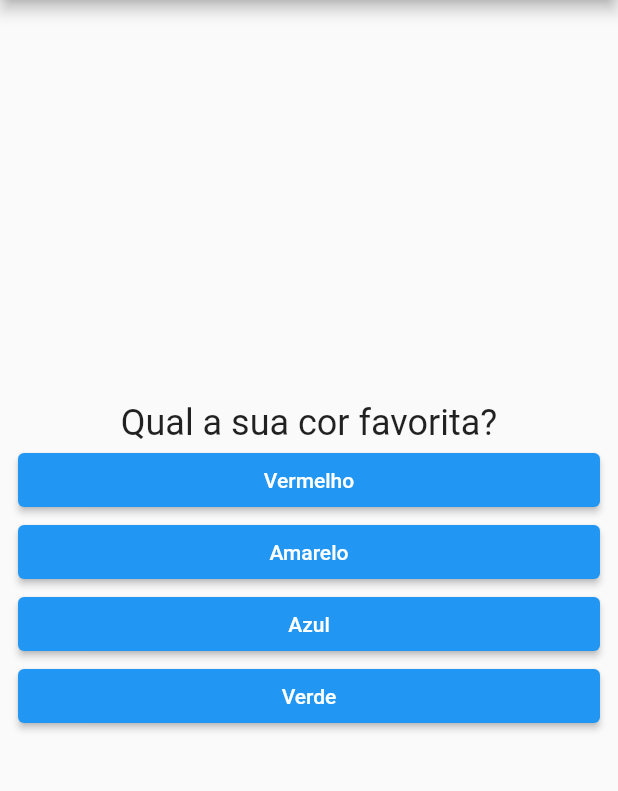
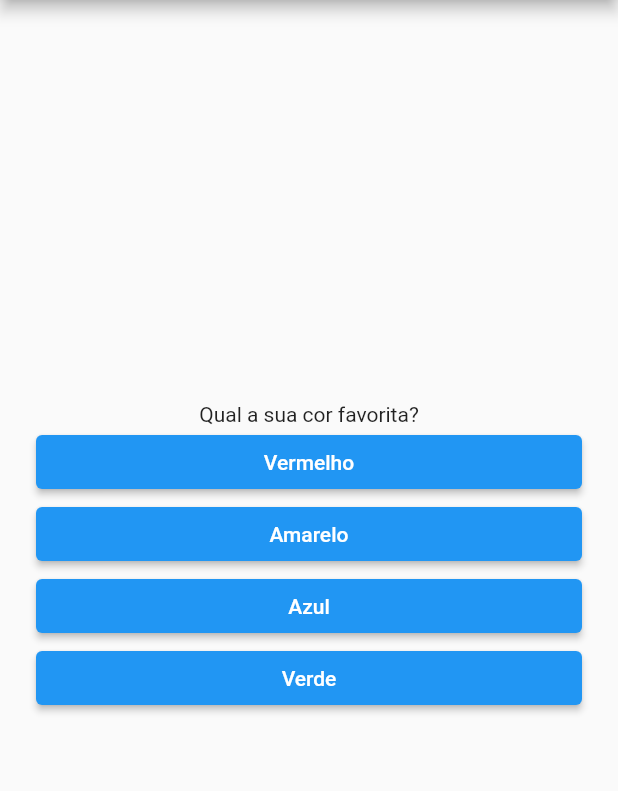
Before and after one commit to LeSales/app_perguntas, a Flutter app: the QuestionPage screen opened directly, on a phone screen of 412 x 824 dp, the part 84-875 px from its top. Run offline on Flutter 3.47's test engine with Material 2 defaults, Android fonts, the phone set to English and light mode, and no system bars; our stand-ins replace introduction_screen, lottie.

Commit message:
att question widget

```diff
--- a/lib/screens/question/question_page.dart
+++ b/lib/screens/question/question_page.dart
@@ -60,11 +60,9 @@ class _QuestionPageState extends State<QuestionPage> {
                         Question(
                           text:
                               _questions[_selectedQuestion]['text'].toString(),
+                          answer: answer,
+                          onSelected: answerQuestion,
                         ),
-                        ...answer
-                            .map((t) =>
-                                Answers(answer: t, onSelected: answerQuestion))
-                            .toList(),
                         SizedBox(
                           height: 12,
                         ),
--- a/lib/screens/question/widget/questions.dart
+++ b/lib/screens/question/widget/questions.dart
@@ -1,15 +1,37 @@
 import 'package:flutter/material.dart';
+import 'package:projeto_perguntas/screens/question/widget/answers.dart';
 
 class Question extends StatelessWidget {
   final String text;
+  final List<String> answer;
+  final Function() onSelected;
 
-  Question({required this.text});
+  Question({
+    required this.text,
+    required this.answer,
+    required this.onSelected,
+  });
 
   @override
   Widget build(BuildContext context) {
-    return Text(
-      text,
-      style: TextStyle(fontSize: 24),
+    return Center(
+      child: Padding(
+        padding: EdgeInsets.all(12),
+        child: Center(
+          child: Column(
+            mainAxisAlignment: MainAxisAlignment.center,
+            children: [
+              Text(text),
+              ...answer
+                  .map((t) => Answers(answer: t, onSelected: onSelected))
+                  .toList(),
+              SizedBox(
+                height: 12,
+              ),
+            ],
+          ),
+        ),
+      ),
     );
   }
 }
```
